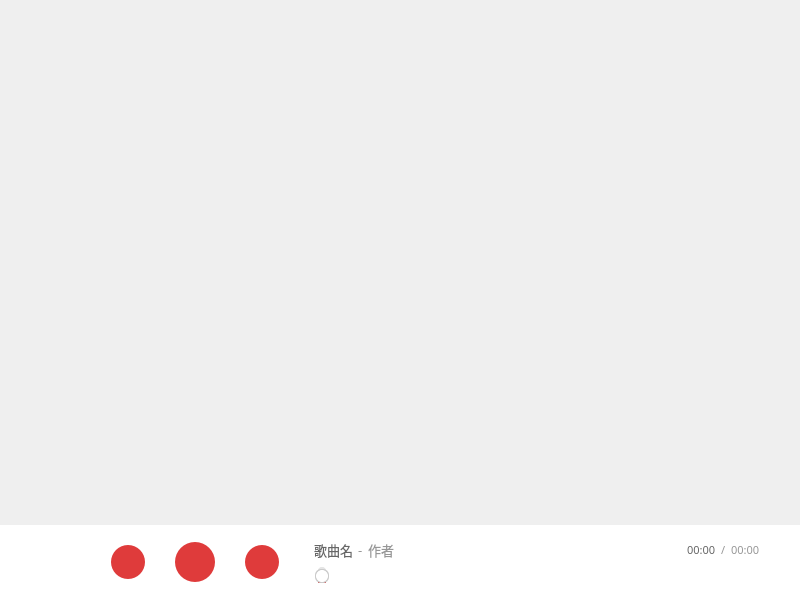
Old version of the form mainwindow.ui in the repository cuncinc/CloudMusic_Qt.
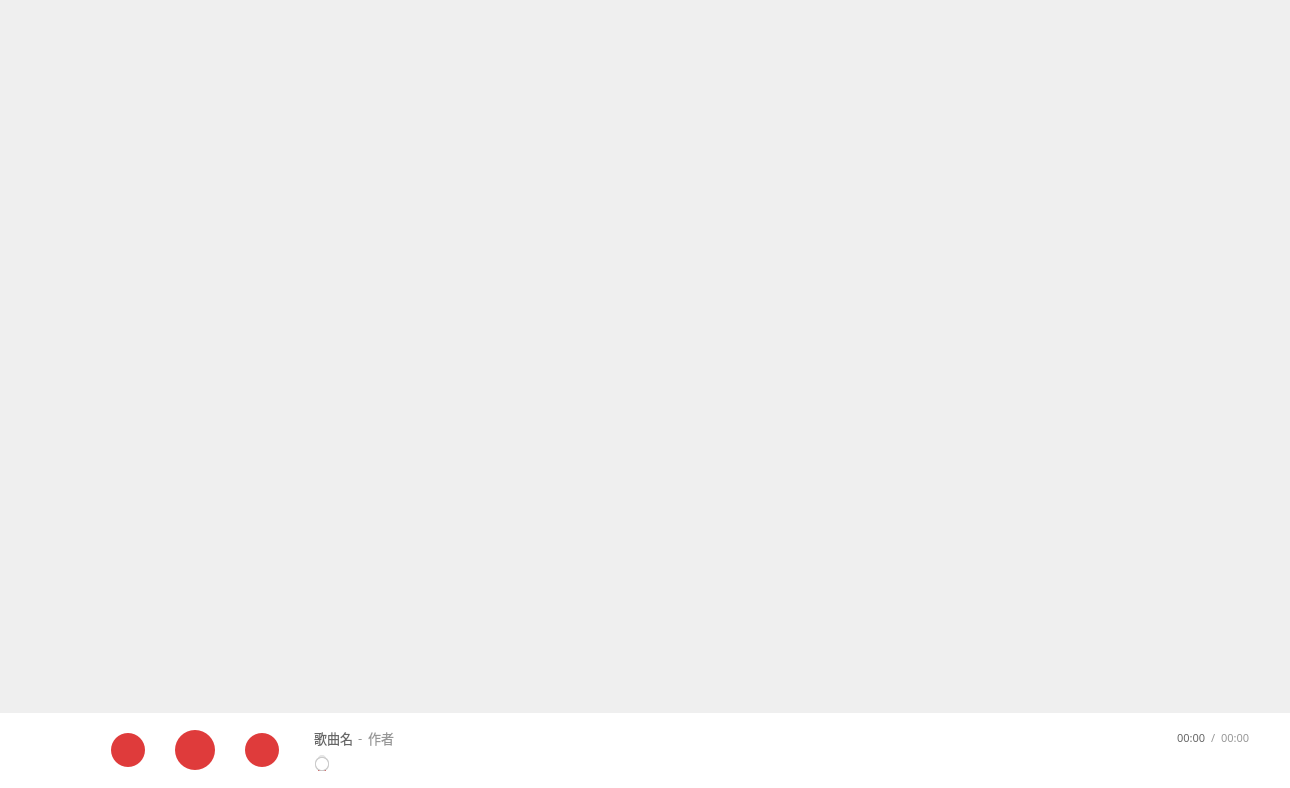
New version of the form. Icons and pictures are not drawn. Custom widgets are drawn as their Qt base class.

Diff of the .ui file:
```diff
--- a/mainwindow.ui
+++ b/mainwindow.ui
@@ -6,8 +6,8 @@
    <rect>
     <x>0</x>
     <y>0</y>
-    <width>800</width>
-    <height>600</height>
+    <width>1290</width>
+    <height>788</height>
    </rect>
   </property>
   <property name="sizePolicy">
```
Left out of the diff: 12 changed lines with no effect on the pictures.
